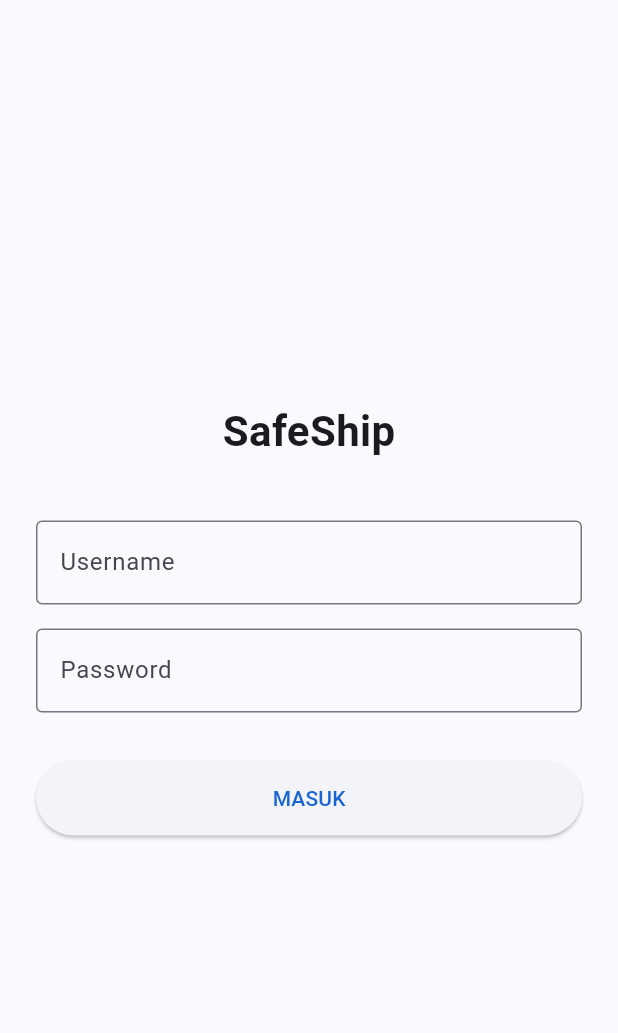
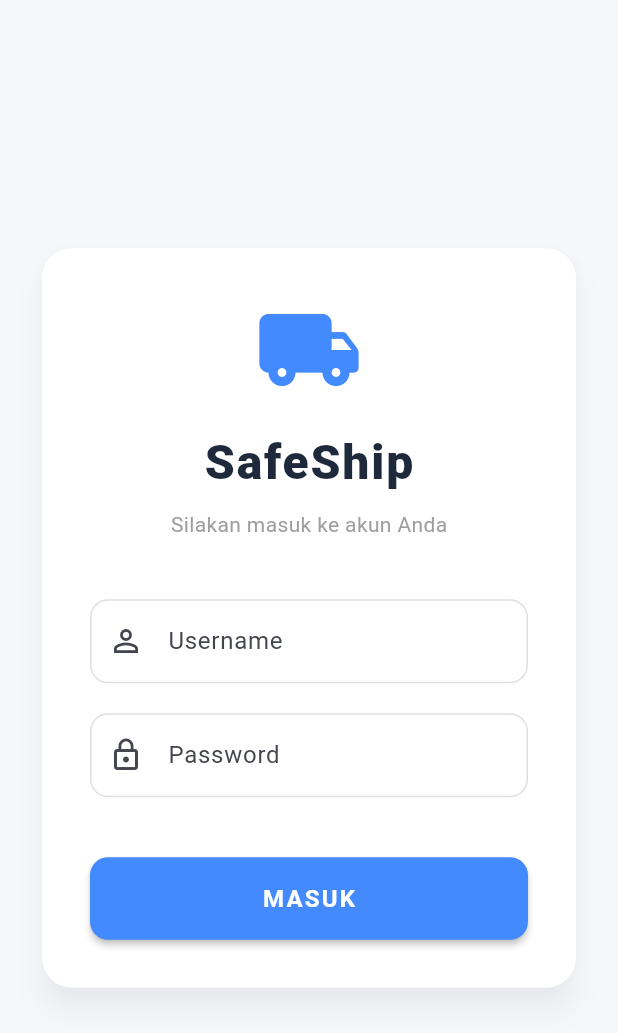
Before and after one commit to Galehramadhan/tracking-logistik-mobile, a Flutter app: the screen it shows after launch, on a phone screen of 412 x 824 dp. Shown: the top 1033 px of the screen. Run offline on Flutter 3.47's test engine with Material 3 defaults, Android fonts, the phone set to English and light mode, and no system bars; our stand-ins replace flutter_riverpod, google_maps_flutter, shared_preferences; missing offline and left inert: mobile_scanner; Roboto replaces fonts that are missing (Poppins).

Commit message:
membuat desain loginscreen

```diff
--- a/tracking_logistik_app/lib/BelakangLayar/loginscreen.dart
+++ b/tracking_logistik_app/lib/BelakangLayar/loginscreen.dart
@@ -29,55 +29,124 @@ class _LoginScreenState extends State<LoginScreen> {
       // 3. Arahkan ke halaman yang sesuai dengan rolenya
       if (widget.authController.role == UserRole.admingudang) {
         // Pindah ke halaman Scanner & GPS
-        Navigator.pushReplacementNamed(context, '/');
+        Navigator.pushReplacementNamed(context, '/login');
       } else if (widget.authController.role == UserRole.owner) {
         // Pindah ke halaman Dashboard Tracker
-        Navigator.pushReplacementNamed(context, '/');
+        Navigator.pushReplacementNamed(context, '/dashboard');
       }
     } else if (widget.authController.status == AuthStatus.error) {
       // 4. Munculkan pesan error (SnackBar) di bawah layar
+
+      // >>> MULAI PERUBAHAN DESAIN >>>
       ScaffoldMessenger.of(context).showSnackBar(
-        SnackBar(content: Text(widget.authController.errorMessage)),
+        SnackBar(
+          content: Text(widget.authController.errorMessage),
+          backgroundColor: Colors.redAccent,
+          behavior: SnackBarBehavior.floating,
+          shape: RoundedRectangleBorder(
+            borderRadius: BorderRadius.circular(8),
+          ),
+        ),
       );
+      // <<< SELESAI PERUBAHAN DESAIN <<<
     }
   }
 
   @override
   Widget build(BuildContext context) {
     return Scaffold(
-      body: Padding(
+      // >>> MULAI PERUBAHAN DESAIN >>>
+      backgroundColor: const Color(0xFFF5F7FA),
+      body: SafeArea(
+        child: Center(
+          child: SingleChildScrollView(
             padding: const EdgeInsets.all(24.0),
+      // <<< SELESAI PERUBAHAN DESAIN <<<
+
             // ListenableBuilder berfungsi untuk mendengarkan perubahan pada AuthController
             child: ListenableBuilder(
               listenable: widget.authController,
               builder: (context, child) {
                 final status = widget.authController.status;
 
-            return Column(
+                // >>> MULAI PERUBAHAN DESAIN >>>
+                return Card(
+                  elevation: 8,
+                  shadowColor: Colors.black26,
+                  shape: RoundedRectangleBorder(
+                    borderRadius: BorderRadius.circular(20),
+                  ),
+                  color: Colors.white,
+                  child: Padding(
+                    padding: const EdgeInsets.all(32.0),
+                    child: Column(
+                      mainAxisSize: MainAxisSize.min,
                       mainAxisAlignment: MainAxisAlignment.center,
                       children: [
+                        const Icon(
+                          Icons.local_shipping_rounded,
+                          size: 72,
+                          color: Colors.blueAccent,
+                        ),
+                        const SizedBox(height: 16),
                         const Text(
                           'SafeShip',
-                  style: TextStyle(fontSize: 28, fontWeight: FontWeight.bold),
+                          style: TextStyle(
+                            fontSize: 32,
+                            fontWeight: FontWeight.w900,
+                            color: Color(0xFF1E293B),
+                            letterSpacing: 1.2,
+                          ),
+                        ),
+                        const SizedBox(height: 8),
+                        const Text(
+                          'Silakan masuk ke akun Anda',
+                          style: TextStyle(
+                            fontSize: 14,
+                            color: Colors.grey,
+                          ),
                         ),
                         const SizedBox(height: 40),
                         TextField(
                           controller: _usernameController,
-                  decoration: const InputDecoration(
+                          decoration: InputDecoration(
                             labelText: 'Username',
-                    border: OutlineInputBorder(),
+                            prefixIcon: const Icon(Icons.person_outline),
+                            border: OutlineInputBorder(
+                              borderRadius: BorderRadius.circular(12),
+                            ),
+                            enabledBorder: OutlineInputBorder(
+                              borderRadius: BorderRadius.circular(12),
+                              borderSide: BorderSide(color: Colors.grey.shade300),
+                            ),
+                            focusedBorder: OutlineInputBorder(
+                              borderRadius: BorderRadius.circular(12),
+                              borderSide: const BorderSide(color: Colors.blueAccent, width: 2),
                             ),
                           ),
-                const SizedBox(height: 16),
+                        ),
+                        const SizedBox(height: 20),
                         TextField(
                           controller: _passwordController,
                           obscureText: true,
-                  decoration: const InputDecoration(
+                          decoration: InputDecoration(
                             labelText: 'Password',
-                    border: OutlineInputBorder(),
+                            prefixIcon: const Icon(Icons.lock_outline),
+                            border: OutlineInputBorder(
+                              borderRadius: BorderRadius.circular(12),
+                            ),
+                            enabledBorder: OutlineInputBorder(
+                              borderRadius: BorderRadius.circular(12),
+                              borderSide: BorderSide(color: Colors.grey.shade300),
+                            ),
+                            focusedBorder: OutlineInputBorder(
+                              borderRadius: BorderRadius.circular(12),
+                              borderSide: const BorderSide(color: Colors.blueAccent, width: 2),
                             ),
                           ),
-                const SizedBox(height: 32),
+                        ),
+                        const SizedBox(height: 40),
+                // <<< SELESAI PERUBAHAN DESAIN <<<
 
                         // Logika UI: Kalau toples berisi 'loading', munculkan spinner.
                         // Kalau selain itu (initial/error), munculkan tombol MASUK.
@@ -85,14 +154,34 @@ class _LoginScreenState extends State<LoginScreen> {
                             ? const CircularProgressIndicator()
                             : ElevatedButton(
                                 onPressed: _prosesLogin,
+
+                                // >>> MULAI PERUBAHAN DESAIN >>>
                                 style: ElevatedButton.styleFrom(
-                          minimumSize: const Size(double.infinity, 50),
+                                  backgroundColor: Colors.blueAccent,
+                                  foregroundColor: Colors.white,
+                                  minimumSize: const Size(double.infinity, 55),
+                                  shape: RoundedRectangleBorder(
+                                    borderRadius: BorderRadius.circular(12),
                                   ),
-                        child: const Text('MASUK'),
+                                  elevation: 2,
+                                ),
+                                child: const Text(
+                                  'MASUK',
+                                  style: TextStyle(
+                                    fontSize: 16,
+                                    fontWeight: FontWeight.bold,
+                                    letterSpacing: 1.5,
+                                  ),
+                                ),
+                                // <<< SELESAI PERUBAHAN DESAIN <<<
                               ),
                       ],
+                    ),
+                  ),
                 );
               },
+            ),
+          ),
         ),
       ),
     );
--- a/tracking_logistik_app/lib/dashboard/beranda.dart
+++ b/tracking_logistik_app/lib/dashboard/beranda.dart
@@ -88,7 +88,7 @@ class HomeView extends ConsumerWidget {
                               ),
                             ),
                             Text(
-                              'Galeh Ramadhan', // Nantinya bisa di-bind dari ProfileState
+                              'Budi Santoso', // Nantinya bisa di-bind dari ProfileState
                               style: TextStyle(
                                 fontFamily: 'Poppins',
                                 color: Colors.white,
```
Lines whose indentation alone changed are shown as unchanged.
